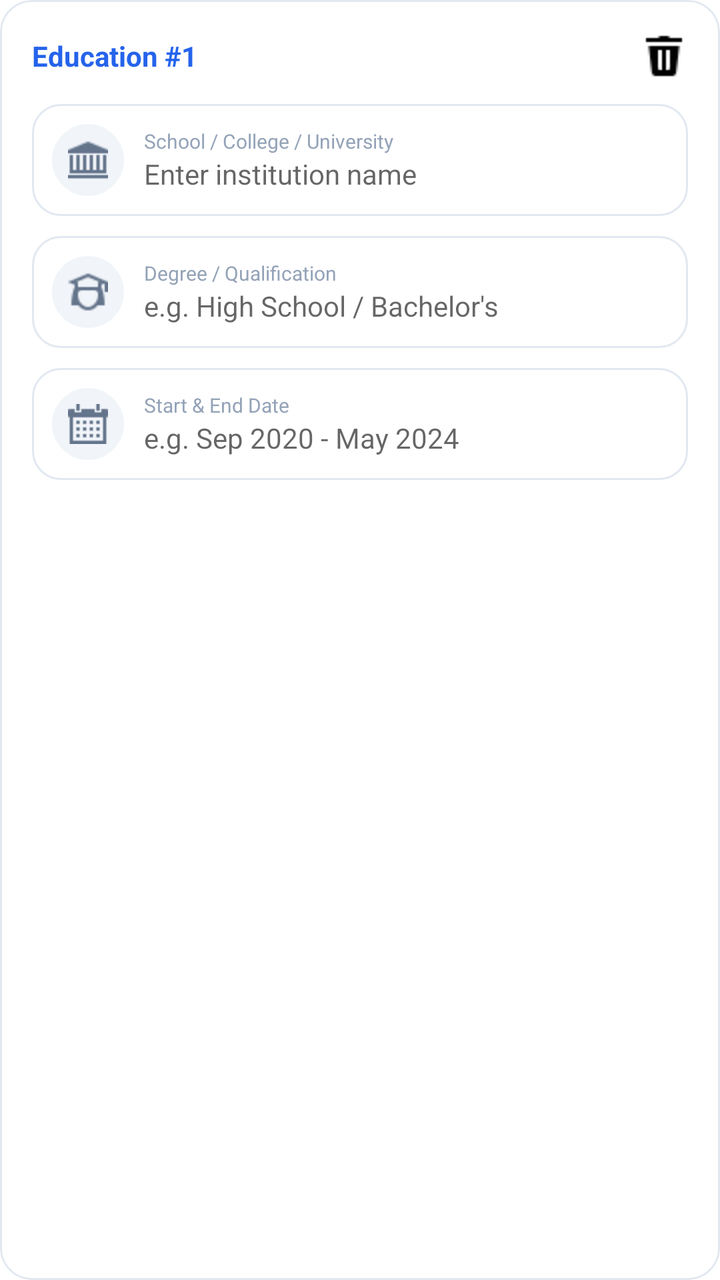
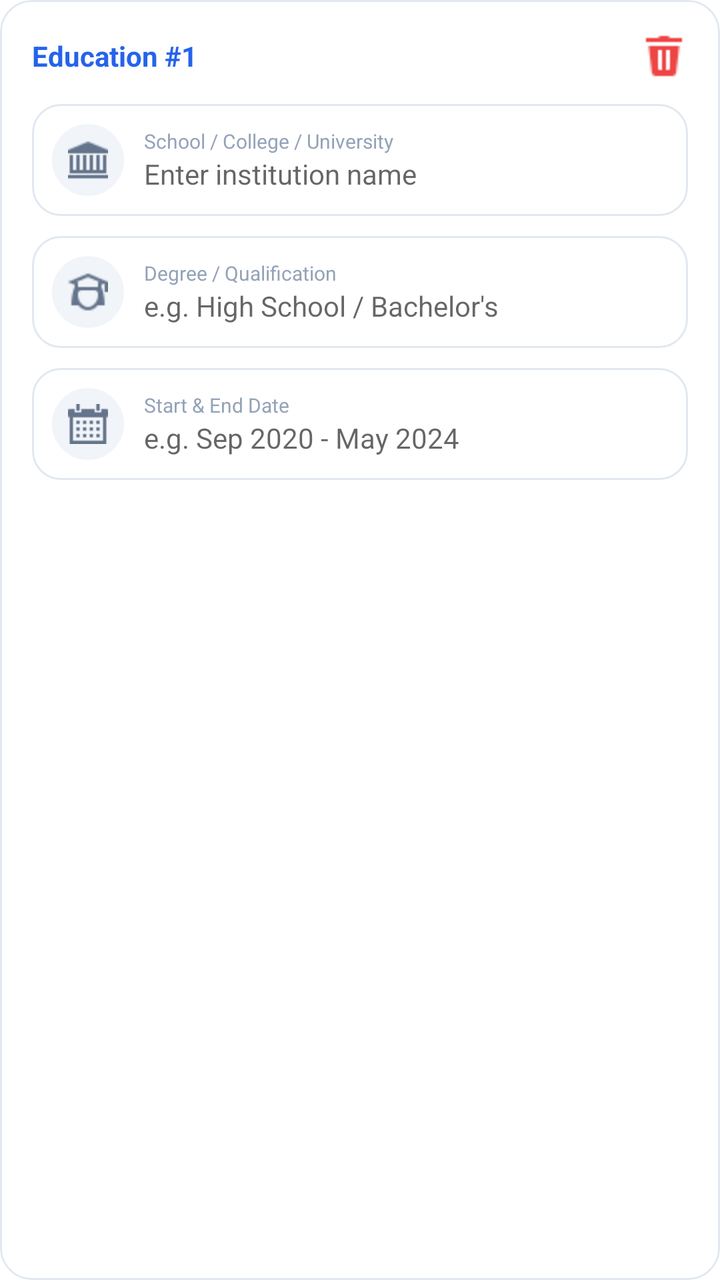

Two renders of the same Android screen: before a commit and after it. Below are the layout's source before the change and the commit's diff.
<!-- AndroidManifest.xml: application theme Theme.Resume_Builder_App -->
<!-- res/layout/item_education_card.xml -->
<?xml version="1.0" encoding="utf-8"?>
<com.google.android.material.card.MaterialCardView xmlns:android="http://schemas.android.com/apk/res/android"
    xmlns:app="http://schemas.android.com/apk/res-auto"
    android:layout_width="match_parent"
    android:layout_height="wrap_content"
    android:layout_marginBottom="16dp"
    app:cardBackgroundColor="#FFFFFF"
    app:cardCornerRadius="16dp"
    app:cardElevation="0dp"
    app:strokeColor="#E2E8F0"
    app:strokeWidth="1dp">

    <LinearLayout
        android:layout_width="match_parent"
        android:layout_height="wrap_content"
        android:orientation="vertical"
        android:padding="16dp">

        
        <RelativeLayout
            android:layout_width="match_parent"
            android:layout_height="wrap_content"
            android:layout_marginBottom="12dp">

            <TextView
                android:id="@+id/tvCardTitle"
                android:layout_width="wrap_content"
                android:layout_height="wrap_content"
                android:layout_alignParentStart="true"
                android:layout_centerVertical="true"
                android:text="Education #1"
                android:textColor="#2563EB"
                android:textSize="14sp"
                android:textStyle="bold" />

            <ImageView
                android:id="@+id/btnDelete"
                android:layout_width="24dp"
                android:layout_height="24dp"
                android:layout_alignParentEnd="true"
                android:layout_centerVertical="true"
                android:contentDescription="Delete"
                android:src="@drawable/delete"
                />
        </RelativeLayout>

        
        <LinearLayout
            android:layout_width="match_parent"
            android:layout_height="wrap_content"
            android:layout_marginBottom="10dp"
            android:background="@drawable/bg_input_field"
            android:gravity="center_vertical"
            android:orientation="horizontal"
            android:padding="10dp">

            <ImageView
                android:layout_width="36dp"
                android:layout_height="36dp"
                android:background="@drawable/bg_icon_circle"
                android:padding="8dp"
                android:src="@drawable/uni"
                app:tint="#64748B" />

            <LinearLayout
                android:layout_width="match_parent"
                android:layout_height="wrap_content"
                android:layout_marginStart="10dp"
                android:orientation="vertical">

                <TextView
                    android:layout_width="wrap_content"
                    android:layout_height="wrap_content"
                    android:text="School / College / University"
                    android:textColor="#94A3B8"
                    android:textSize="10sp" />

                <EditText
                    android:id="@+id/etSchool"
                    android:layout_width="match_parent"
                    android:layout_height="wrap_content"
                    android:background="@null"
                    android:hint="Enter institution name"
                    android:inputType="textCapWords"
                    android:textColor="#0F172A"
                    android:textSize="14sp" />
            </LinearLayout>
        </LinearLayout>

        
        <LinearLayout
            android:layout_width="match_parent"
            android:layout_height="wrap_content"
            android:layout_marginBottom="10dp"
            android:background="@drawable/bg_input_field"
            android:gravity="center_vertical"
            android:orientation="horizontal"
            android:padding="10dp">

            <ImageView
                android:layout_width="36dp"
                android:layout_height="36dp"
                android:background="@drawable/bg_icon_circle"
                android:padding="8dp"
                android:src="@drawable/degree"
                app:tint="#64748B" />

            <LinearLayout
                android:layout_width="match_parent"
                android:layout_height="wrap_content"
                android:layout_marginStart="10dp"
                android:orientation="vertical">

                <TextView
                    android:layout_width="wrap_content"
                    android:layout_height="wrap_content"
                    android:text="Degree / Qualification"
                    android:textColor="#94A3B8"
                    android:textSize="10sp" />

                <EditText
                    android:id="@+id/etDegree"
                    android:layout_width="match_parent"
                    android:layout_height="wrap_content"
                    android:background="@null"
                    android:hint="e.g. High School / Bachelor's"
                    android:inputType="textCapWords"
                    android:textColor="#0F172A"
                    android:textSize="14sp" />
            </LinearLayout>
        </LinearLayout>

        
        <LinearLayout
            android:layout_width="match_parent"
            android:layout_height="wrap_content"
            android:background="@drawable/bg_input_field"
            android:gravity="center_vertical"
            android:orientation="horizontal"
            android:padding="10dp">

            <ImageView
                android:layout_width="36dp"
                android:layout_height="36dp"
                android:background="@drawable/bg_icon_circle"
                android:padding="8dp"
                android:src="@drawable/calender"
                app:tint="#64748B" />

            <LinearLayout
                android:layout_width="match_parent"
                android:layout_height="wrap_content"
                android:layout_marginStart="10dp"
                android:orientation="vertical">

                <TextView
                    android:layout_width="wrap_content"
                    android:layout_height="wrap_content"
                    android:text="Start &amp; End Date"
                    android:textColor="#94A3B8"
                    android:textSize="10sp" />

                <EditText
                    android:id="@+id/etEducationDates"
                    android:layout_width="match_parent"
                    android:layout_height="wrap_content"
                    android:background="@null"
                    android:hint="e.g. Sep 2020 - May 2024"
                    android:textColor="#0F172A"
                    android:textSize="14sp" />
            </LinearLayout>
        </LinearLayout>

    </LinearLayout>
</com.google.android.material.card.MaterialCardView>
<!-- resources referenced by this layout -->
<resources>
  <!-- drawable bg_icon_circle (drawable) -->
  <?xml version="1.0" encoding="utf-8"?>
  <shape xmlns:android="http://schemas.android.com/apk/res/android"
      android:shape="oval">
      <solid android:color="#F1F5F9" />
  </shape>
  <!-- drawable bg_input_field (drawable) -->
  <?xml version="1.0" encoding="utf-8"?>
  <shape xmlns:android="http://schemas.android.com/apk/res/android">
      <solid android:color="#FFFFFF" />
      <stroke
          android:width="1dp"
          android:color="#E2E8F0" />
      <corners android:radius="14dp" />
  </shape>
  <!-- drawable calender: png bitmap (drawable, 177 bytes) -->
  <!-- drawable degree: png bitmap (drawable, 455 bytes) -->
  <!-- drawable delete: png bitmap (drawable, 246 bytes) -->
  <!-- drawable uni: png bitmap (drawable, 232 bytes) -->
  <style name="Theme.Resume_Builder_App" parent="Base.Theme.Resume_Builder_App" />
  <style name="Base.Theme.Resume_Builder_App" parent="Theme.MaterialComponents.DayNight.NoActionBar">
          <item name="colorPrimary">#2563EB</item>
          <item name="colorOnPrimary">#FFFFFF</item>
      </style>
</resources>

<!-- the commit's change to res/layout/item_education_card.xml (unified diff, before → after) -->
@@ -41,6 +41,7 @@
                 android:layout_centerVertical="true"
                 android:contentDescription="Delete"
                 android:src="@drawable/delete"
+                app:tint="#EF4444"
                 />
         </RelativeLayout>
 
